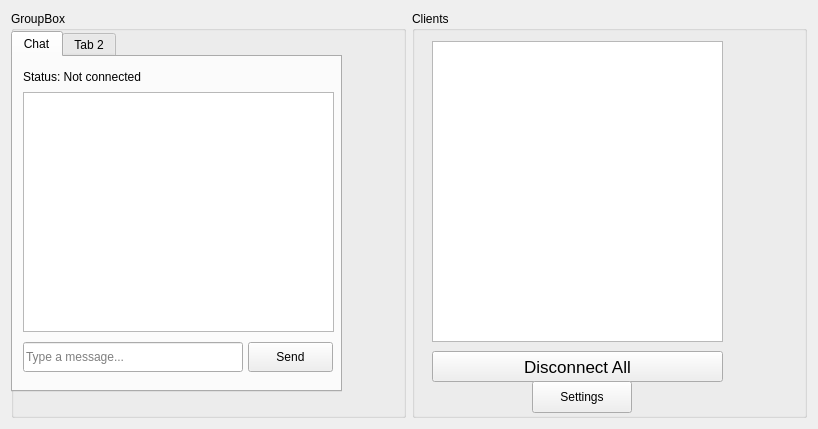
j3r-ux/CSCE1102Lithium, file form.ui: the form before one commit.
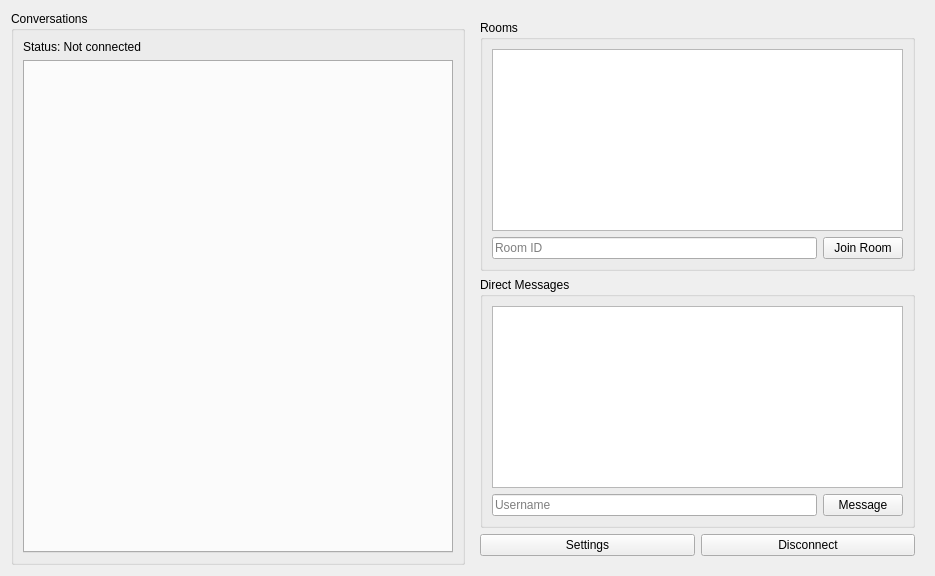
The form after the commit.

The edit to the form file:
```diff
--- a/form.ui
+++ b/form.ui
@@ -6,8 +6,8 @@
    <rect>
     <x>0</x>
     <y>0</y>
-    <width>818</width>
-    <height>429</height>
+    <width>935</width>
+    <height>576</height>
    </rect>
   </property>
   <property name="windowTitle">
@@ -17,131 +17,122 @@
    <item>
     <widget class="QGroupBox" name="groupBox_2">
      <property name="title">
-      <string>GroupBox</string>
+      <string>Conversations</string>
      </property>
-     <widget class="QTabWidget" name="tabWidget">
-      <property name="geometry">
-       <rect>
-        <x>0</x>
-        <y>20</y>
-        <width>331</width>
-        <height>361</height>
-       </rect>
-      </property>
-      <property name="currentIndex">
-       <number>0</number>
-      </property>
-      <widget class="QWidget" name="tab_3">
-       <attribute name="title">
-        <string>Chat</string>
-       </attribute>
+     <layout class="QVBoxLayout" name="conversationsLayout">
+      <item>
        <widget class="QLabel" name="statusLabel">
-        <property name="geometry">
-         <rect>
-          <x>10</x>
-          <y>10</y>
-          <width>311</width>
-          <height>20</height>
-         </rect>
-        </property>
         <property name="text">
          <string>Status: Not connected</string>
         </property>
        </widget>
-       <widget class="QTextEdit" name="chatDisplay">
-        <property name="geometry">
-         <rect>
-          <x>10</x>
-          <y>35</y>
-          <width>311</width>
-          <height>240</height>
-         </rect>
+      </item>
+      <item>
+       <widget class="QTabWidget" name="tabWidget">
+        <property name="currentIndex">
+         <number>-1</number>
         </property>
-        <property name="readOnly">
+        <property name="tabsClosable">
          <bool>true</bool>
         </property>
-       </widget>
-       <widget class="QLineEdit" name="messageInput">
-        <property name="geometry">
-         <rect>
-          <x>10</x>
-          <y>285</y>
-          <width>220</width>
-          <height>30</height>
-         </rect>
+        <property name="movable">
+         <bool>true</bool>
         </property>
-        <property name="placeholderText">
-         <string>Type a message...</string>
-        </property>
        </widget>
-       <widget class="QPushButton" name="sendButton">
-        <property name="geometry">
-         <rect>
-          <x>235</x>
-          <y>285</y>
-          <width>85</width>
-          <height>30</height>
-         </rect>
-        </property>
-        <property name="text">
-         <string>Send</string>
-        </property>
-       </widget>
-      </widget>
-      <widget class="QWidget" name="tab_4">
-       <attribute name="title">
-        <string>Tab 2</string>
-       </attribute>
-      </widget>
-     </widget>
+      </item>
+     </layout>
     </widget>
    </item>
    <item>
-    <widget class="QGroupBox" name="groupBox">
-     <property name="title">
-      <string>Clients</string>
-     </property>
-     <widget class="QListWidget" name="listWidget">
-      <property name="geometry">
-       <rect>
-        <x>20</x>
-        <y>30</y>
-        <width>291</width>
-        <height>301</height>
-       </rect>
-      </property>
-     </widget>
-     <widget class="QPushButton" name="disconnectpushButton">
-      <property name="geometry">
-       <rect>
-        <x>20</x>
-        <y>340</y>
-        <width>291</width>
-        <height>31</height>
-       </rect>
-      </property>
-      <property name="font">
-       <font>
-        <pointsize>13</pointsize>
-       </font>
-      </property>
-      <property name="text">
-       <string>Disconnect All</string>
-      </property>
-     </widget>
-     <widget class="QPushButton" name="settingsButton">
-      <property name="geometry">
-       <rect>
-        <x>120</x>
-        <y>370</y>
-        <width>100</width>
-        <height>32</height>
-       </rect>
-      </property>
-      <property name="text">
-       <string>Settings</string>
-      </property>
-     </widget>
+    <widget class="QWidget" name="sidePanel" native="true">
+     <layout class="QVBoxLayout" name="sideLayout">
+      <item>
+       <widget class="QGroupBox" name="roomsGroup">
+        <property name="title">
+         <string>Rooms</string>
+        </property>
+        <layout class="QVBoxLayout" name="roomsLayout">
+         <item>
+          <widget class="QListWidget" name="roomsListWidget">
+           <property name="toolTip">
+            <string>Double-click a room to open it</string>
+           </property>
+          </widget>
+         </item>
+         <item>
+          <layout class="QHBoxLayout" name="joinRoomLayout">
+           <item>
+            <widget class="QLineEdit" name="roomIdInput">
+             <property name="placeholderText">
+              <string>Room ID</string>
+             </property>
+            </widget>
+           </item>
+           <item>
+            <widget class="QPushButton" name="joinRoomButton">
+             <property name="text">
+              <string>Join Room</string>
+             </property>
+            </widget>
+           </item>
+          </layout>
+         </item>
+        </layout>
+       </widget>
+      </item>
+      <item>
+       <widget class="QGroupBox" name="usersGroup">
+        <property name="title">
+         <string>Direct Messages</string>
+        </property>
+        <layout class="QVBoxLayout" name="usersLayout">
+         <item>
+          <widget class="QListWidget" name="usersListWidget">
+           <property name="toolTip">
+            <string>Double-click a user to open a private chat</string>
+           </property>
+          </widget>
+         </item>
+         <item>
+          <layout class="QHBoxLayout" name="privateChatLayout">
+           <item>
+            <widget class="QLineEdit" name="usernameInput">
+             <property name="placeholderText">
+              <string>Username</string>
+             </property>
+            </widget>
+           </item>
+           <item>
+            <widget class="QPushButton" name="privateChatButton">
+             <property name="text">
+              <string>Message</string>
+             </property>
+            </widget>
+           </item>
+          </layout>
+         </item>
+        </layout>
+       </widget>
+      </item>
+      <item>
+       <layout class="QHBoxLayout" name="actionsLayout">
+        <item>
+         <widget class="QPushButton" name="settingsButton">
+          <property name="text">
+           <string>Settings</string>
+          </property>
+         </widget>
+        </item>
+        <item>
+         <widget class="QPushButton" name="disconnectpushButton">
+          <property name="text">
+           <string>Disconnect</string>
+          </property>
+         </widget>
+        </item>
+       </layout>
+      </item>
+     </layout>
     </widget>
    </item>
   </layout>
```
Left out of the diff: 6 changed lines with no effect on the pictures.
